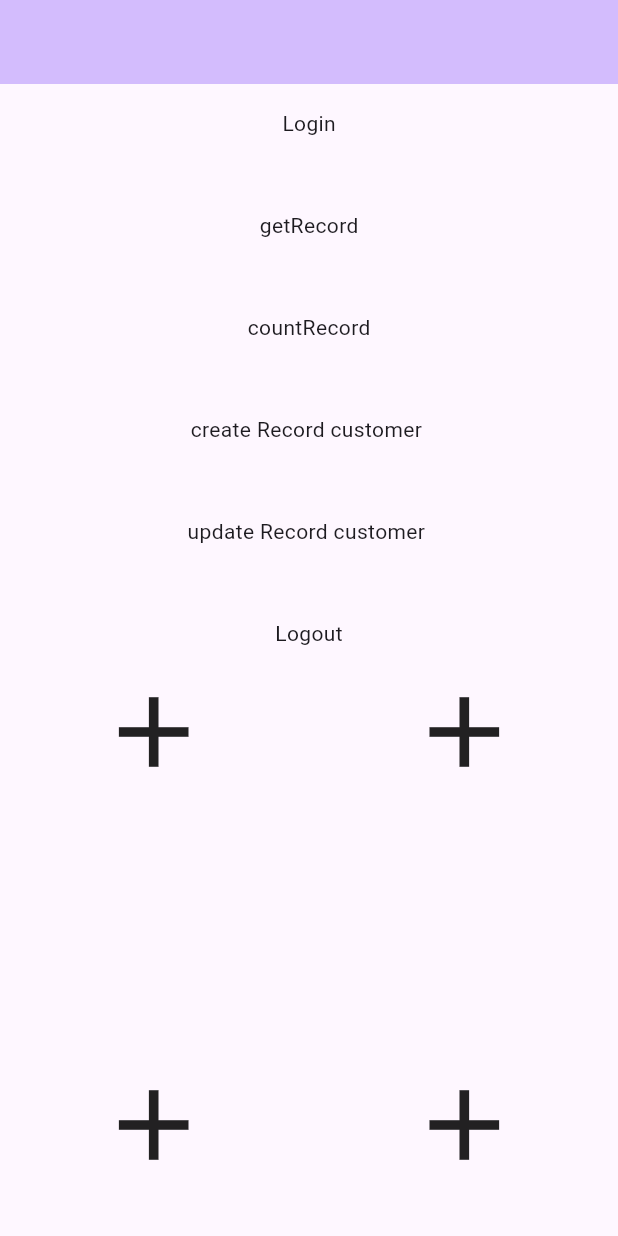
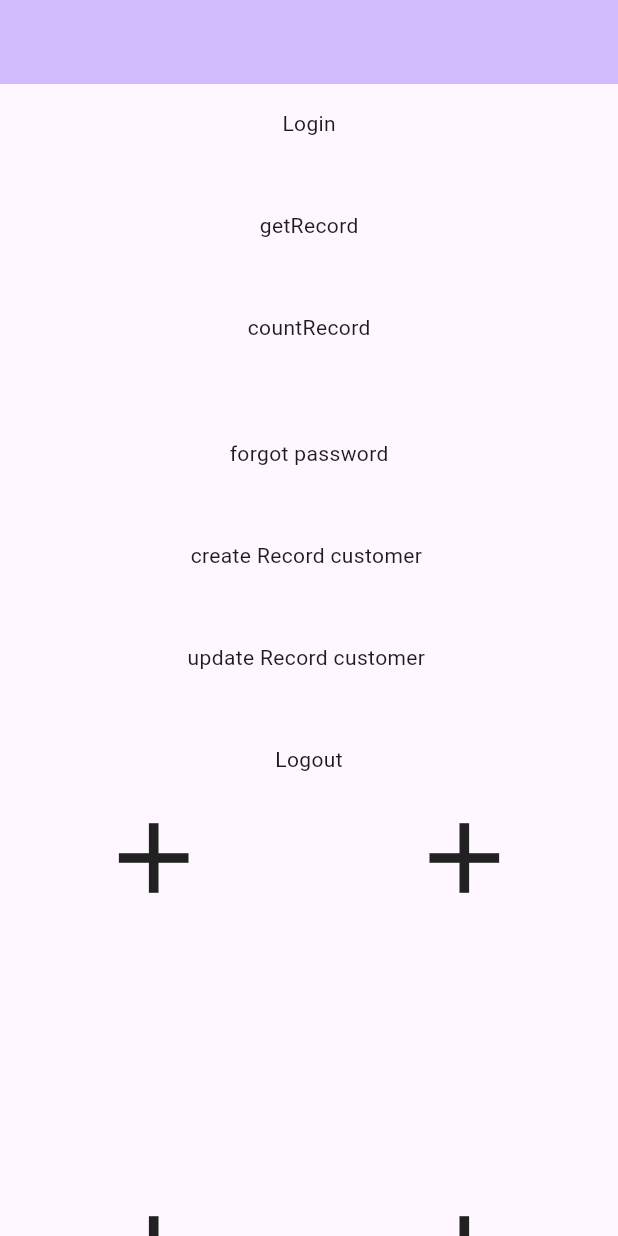
Before and after one commit to connect-x-team/connect-x-flutter-core-sdk, a Flutter app: the screen it shows after launch, on a phone screen of 412 x 824 dp. Run offline on Flutter 3.47's test engine with Material 3 defaults, Android fonts, the phone set to English and light mode, and no system bars; our stand-ins replace image_picker, shared_preferences.

Commit message:
add forgot password function

```diff
--- a/example/mobile_test_package/lib/main.dart
+++ b/example/mobile_test_package/lib/main.dart
@@ -135,6 +135,24 @@ class _MyHomePageState extends State<MyHomePage> {
               SizedBox(
                 height: 16,
               ),
+              SizedBox(
+                height: 16,
+              ),
+              InkWell(
+                onTap: () async {
+                  dynamic res = await ConnectXMobileSDK().forgotPassword(
+                    username: "chatchawarn@m-intelligence.tech",
+                  );
+                  print(res);
+                },
+                child: Container(
+                  padding: EdgeInsets.all(16),
+                  child: Text('forgot password'),
+                ),
+              ),
+              SizedBox(
+                height: 16,
+              ),
               InkWell(
                 onTap: () async {
                   dynamic res = await ConnectXMobileSDK().createRecords(
--- a/lib/connect_x_sdk_test.dart
+++ b/lib/connect_x_sdk_test.dart
@@ -78,8 +78,9 @@ class ConnectXMobileSDK {
     return response;
   }
 
-  forgotPassword({required String email}) async {
-    dynamic response = await LoginRepositories().forgotPassword(email: email);
+  forgotPassword({required String username}) async {
+    dynamic response =
+        await LoginRepositories().forgotPassword(username: username);
     return response;
   }
 
--- a/lib/src/repositories/login/_login_provider.dart
+++ b/lib/src/repositories/login/_login_provider.dart
@@ -27,10 +27,12 @@ class LoginProvider {
     return response;
   }
 
-  forgotPassword({required String email}) async {
+  forgotPassword({required String username}) async {
     Uri url = Uri.parse("${AppConfig.url}/connectx/api/auth/forgotPassword");
     dynamic response = await httpService.post(url: url, body: {
-      "email": email,
+      "username": username,
+    }, header: {
+      "Origin": "https://app.connect-x.tech"
     });
     return response;
   }
--- a/lib/src/repositories/login/_login_repositories.dart
+++ b/lib/src/repositories/login/_login_repositories.dart
@@ -46,9 +46,9 @@ class LoginRepositories {
     }
   }
 
-  forgotPassword({required String email}) async {
+  forgotPassword({required String username}) async {
     try {
-      dynamic response = await loginProvider.forgotPassword(email: email);
+      dynamic response = await loginProvider.forgotPassword(username: username);
       return response;
     } catch (e) {
       return e.toString();
```
